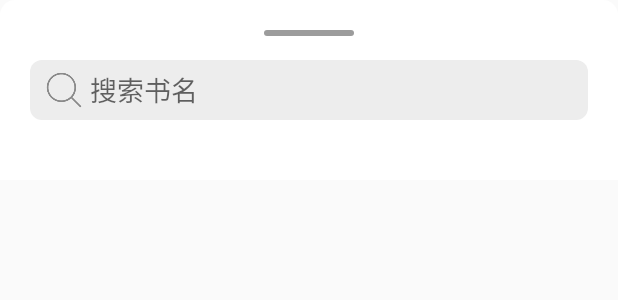
After one commit to LinRuiiXin/Library, an Android app: the layout search_dialog.xml on its own in the app's theme, with its tools: preview values and no code run, on a phone screen of 412 x 824 dp. The commit adds this screen. Shown: the top 300 px of the screen. Run offline under Robolectric (Android 15) with nearby library versions, the phone set to English and light mode, and no system bars.

Commit message:
没什么

```diff
--- a/app/src/main/java/com/sz/library/adapter/BorrowListAdapter.java
+++ b/app/src/main/java/com/sz/library/adapter/BorrowListAdapter.java
@@ -6,12 +6,10 @@ import android.os.Build;
 import android.view.LayoutInflater;
 import android.view.View;
 import android.view.ViewGroup;
-import android.widget.ImageView;
 import android.widget.TextView;
 
 import androidx.annotation.NonNull;
 import androidx.annotation.RequiresApi;
-import androidx.core.util.Consumer;
 import androidx.recyclerview.widget.RecyclerView;
 
 import com.makeramen.roundedimageview.RoundedImageView;
@@ -19,7 +17,6 @@ import com.sz.library.R;
 import com.sz.library.data.Books;
 import com.sz.library.pojo.Book;
 import com.sz.library.pojo.Borrow;
-import com.sz.library.utils.SystemUtils;
 
 import java.text.ParseException;
 import java.text.SimpleDateFormat;
--- /dev/null
+++ b/app/src/main/res/drawable/search_edit_text_shape.xml
@@ -0,0 +1,5 @@
+<?xml version="1.0" encoding="utf-8"?>
+<shape xmlns:android="http://schemas.android.com/apk/res/android">
+    <solid android:color="#EDEDED"/>
+    <corners android:radius="8dp"/>
+</shape>
--- /dev/null
+++ b/app/src/main/res/layout/search_dialog.xml
@@ -0,0 +1,49 @@
+<?xml version="1.0" encoding="utf-8"?>
+<RelativeLayout xmlns:android="http://schemas.android.com/apk/res/android"
+    android:layout_width="match_parent"
+    android:layout_height="wrap_content"
+    android:background="@drawable/bod_dialog_shape"
+    android:paddingLeft="20dp"
+    android:paddingTop="10dp"
+    android:paddingRight="20dp"
+    android:paddingBottom="20dp">
+
+    <TextView
+        android:id="@+id/sd_touch_able"
+        android:layout_width="60dp"
+        android:layout_height="4dp"
+        android:layout_centerHorizontal="true"
+        android:layout_marginTop="10dp"
+        android:background="@drawable/touch_able_shape" />
+
+    <RelativeLayout
+        android:layout_width="wrap_content"
+        android:layout_height="wrap_content"
+        android:id="@+id/sd_line2"
+        android:layout_below="@+id/sd_touch_able"
+        android:layout_marginTop="16dp">
+
+        <EditText
+            android:id="@+id/sd_search"
+            android:layout_width="match_parent"
+            android:layout_height="40dp"
+            android:background="@drawable/search_edit_text_shape"
+            android:hint="搜索书名"
+            android:paddingLeft="40dp" />
+
+        <TextView
+            android:layout_width="25dp"
+            android:layout_height="25dp"
+            android:layout_alignLeft="@+id/sd_search"
+            android:layout_centerVertical="true"
+            android:layout_marginLeft="10dp"
+            android:background="@drawable/icon_search"
+            />
+    </RelativeLayout>
+    <androidx.recyclerview.widget.RecyclerView
+        android:layout_width="match_parent"
+        android:layout_height="wrap_content"
+        android:layout_below="@+id/sd_line2"
+        android:layout_marginTop="20dp"
+        />
+</RelativeLayout>
```
Also changed, not shown: app/src/main/res/drawable/icon_search.png (added).
